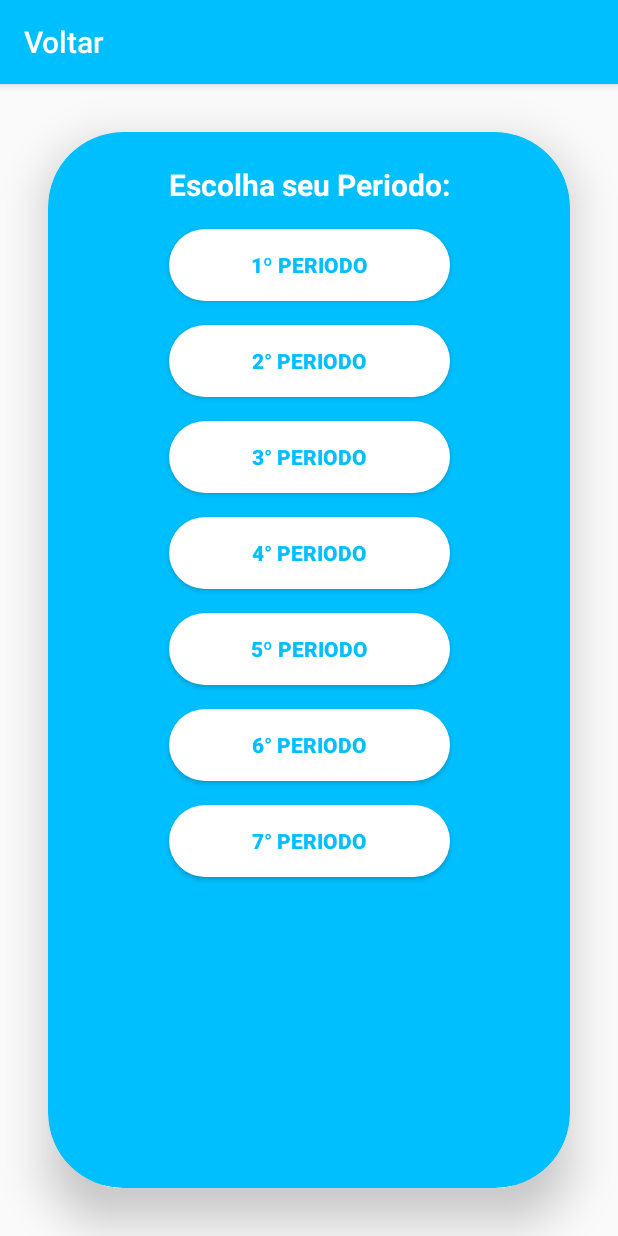
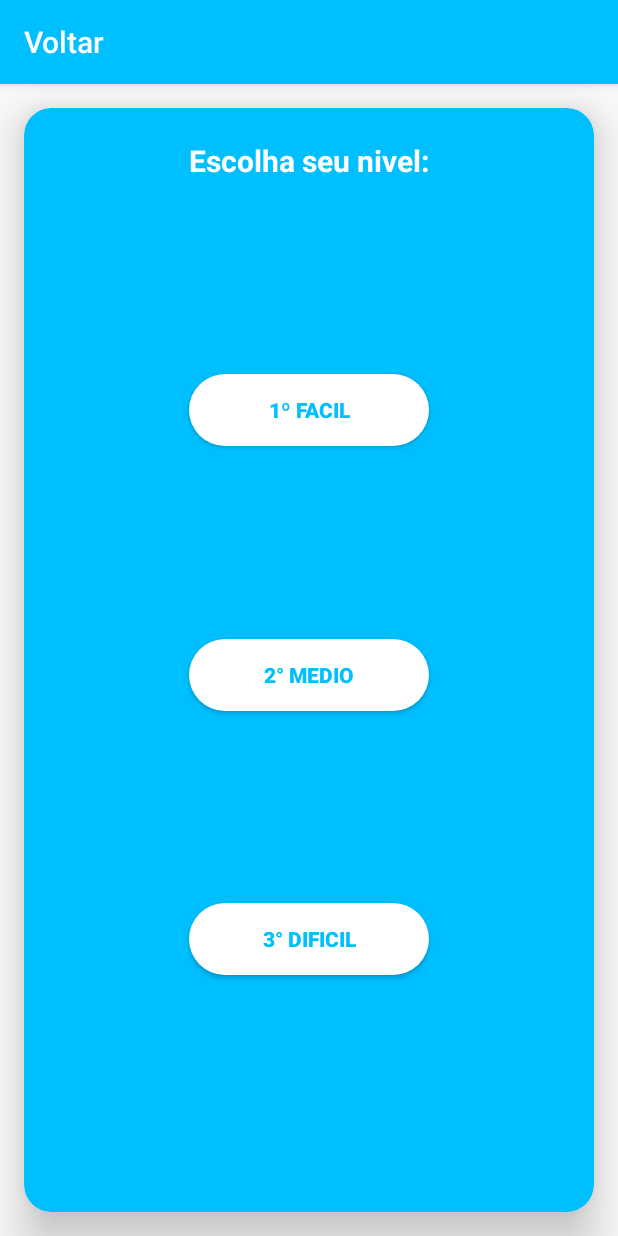
Before and after one commit to viniciussk888/Quiz, an Android app: the EscolherPeriodo screen opened directly, with no data from a screen before it, on a phone screen of 412 x 824 dp. Run offline under Robolectric (Android 15) with nearby library versions, the phone set to English and light mode, and no system bars.

Commit message:
Nao girar as telas, trocado periodo por Nivel

```diff
--- a/app/src/main/AndroidManifest.xml
+++ b/app/src/main/AndroidManifest.xml
@@ -3,6 +3,7 @@
     package="com.example.whychat">
 
     <uses-permission android:name="android.permission.READ_EXTERNAL_STORAGE"/>
+    <uses-permission android:name="android.permission.VIBRATE"/>
 
     <application
         android:allowBackup="true"
--- a/app/src/main/java/com/example/whychat/AdapterHistorico.java
+++ b/app/src/main/java/com/example/whychat/AdapterHistorico.java
@@ -51,8 +51,8 @@ public class AdapterHistorico extends BaseAdapter {
                 view.findViewById(R.id.itemAcertos);
 
         acertos.setText("Quantidade Acertos: "+historico.getAcertos());
-        pontos.setText("Pontos ganhos: "+historico.getPontuacao());
-        periodo.setText(historico.getPeriodo()+" Periodo");
+        pontos.setText("Pontuação: "+historico.getPontuacao());
+        periodo.setText(historico.getPeriodo());
 
         return view;
     }
--- a/app/src/main/java/com/example/whychat/ContatoActivity.java
+++ b/app/src/main/java/com/example/whychat/ContatoActivity.java
@@ -1,5 +1,6 @@
 package com.example.whychat;
 
+import android.content.pm.ActivityInfo;
 import android.support.annotation.NonNull;
 import android.support.annotation.Nullable;
 import android.support.v7.app.AppCompatActivity;
@@ -30,6 +31,7 @@ public class ContatoActivity extends AppCompatActivity {
     protected void onCreate(Bundle savedInstanceState) {
         super.onCreate(savedInstanceState);
         setContentView(R.layout.activity_contato);
+        this.setRequestedOrientation(ActivityInfo.SCREEN_ORIENTATION_PORTRAIT);
 
         RecyclerView rv = findViewById(R.id.recycler);
 
--- a/app/src/main/java/com/example/whychat/EditarUsuarioActivity.java
+++ b/app/src/main/java/com/example/whychat/EditarUsuarioActivity.java
@@ -2,6 +2,7 @@ package com.example.whychat;
 
 import android.content.DialogInterface;
 import android.content.Intent;
+import android.content.pm.ActivityInfo;
 import android.support.annotation.NonNull;
 import android.support.v7.app.AlertDialog;
 import android.support.v7.app.AppCompatActivity;
@@ -38,6 +39,8 @@ public class EditarUsuarioActivity extends AppCompatActivity {
     protected void onCreate(Bundle savedInstanceState) {
         super.onCreate(savedInstanceState);
         setContentView(R.layout.activity_editar_usuario);
+        this.setRequestedOrientation(ActivityInfo.SCREEN_ORIENTATION_PORTRAIT);
+
         mbtnSalvar = findViewById(R.id.btnSalvar);
         mbtnDeletarUser = findViewById(R.id.btnDeletarUser);
         mNomeUser = findViewById(R.id.txtNomeUser);
--- a/app/src/main/java/com/example/whychat/EscolherPeriodo.java
+++ b/app/src/main/java/com/example/whychat/EscolherPeriodo.java
@@ -11,10 +11,6 @@ public class EscolherPeriodo extends AppCompatActivity {
     private Button mBtnPeriodo1;
     private Button mBtnPeriodo2;
     private Button mBtnPeriodo3;
-    private Button mBtnPeriodo4;
-    private Button mBtnPeriodo5;
-    private Button mBtnPeriodo6;
-    private Button mBtnPeriodo7;
 
     @Override
     protected void onCreate(Bundle savedInstanceState) {
@@ -25,10 +21,6 @@ public class EscolherPeriodo extends AppCompatActivity {
         mBtnPeriodo1 = findViewById(R.id.btnPeriodo1);
         mBtnPeriodo2 = findViewById(R.id.btnPeriodo2);
         mBtnPeriodo3 = findViewById(R.id.btnPeriodo3);
-        mBtnPeriodo4 = findViewById(R.id.btnPeriodo4);
-        mBtnPeriodo5 = findViewById(R.id.btnPeriodo5);
-        mBtnPeriodo6 = findViewById(R.id.btnPeriodo6);
-        mBtnPeriodo7 = findViewById(R.id.btnPeriodo7);
 
         Intent it = getIntent();
         final String score = it.getStringExtra("score");
@@ -37,7 +29,7 @@ public class EscolherPeriodo extends AppCompatActivity {
             @Override
             public void onClick(View v) {
                 Intent intent = new Intent(EscolherPeriodo.this, QuizzActivity.class);
-                intent.putExtra("periodo","1");
+                intent.putExtra("periodo","Facil");
                 intent.putExtra("score",score);
                 intent.setFlags(Intent.FLAG_ACTIVITY_CLEAR_TASK | Intent.FLAG_ACTIVITY_NEW_TASK);
                 startActivity(intent);
@@ -47,7 +39,7 @@ public class EscolherPeriodo extends AppCompatActivity {
             @Override
             public void onClick(View v) {
                 Intent intent = new Intent(EscolherPeriodo.this, QuizzActivity.class);
-                intent.putExtra("periodo","2");
+                intent.putExtra("periodo","Medio");
                 intent.putExtra("score",score);
                 intent.setFlags(Intent.FLAG_ACTIVITY_CLEAR_TASK | Intent.FLAG_ACTIVITY_NEW_TASK);
                 startActivity(intent);
@@ -57,51 +49,12 @@ public class EscolherPeriodo extends AppCompatActivity {
             @Override
             public void onClick(View v) {
                 Intent intent = new Intent(EscolherPeriodo.this, QuizzActivity.class);
-                intent.putExtra("periodo","3");
+                intent.putExtra("periodo","Dificil");
                 intent.putExtra("score",score);
                 intent.setFlags(Intent.FLAG_ACTIVITY_CLEAR_TASK | Intent.FLAG_ACTIVITY_NEW_TASK);
                 startActivity(intent);
             }
         });
-        mBtnPeriodo4.setOnClickListener(new View.OnClickListener() {
-            @Override
-            public void onClick(View v) {
-                Intent intent = new Intent(EscolherPeriodo.this, QuizzActivity.class);
-                intent.putExtra("periodo","4");
-                intent.putExtra("score",score);
-                intent.setFlags(Intent.FLAG_ACTIVITY_CLEAR_TASK | Intent.FLAG_ACTIVITY_NEW_TASK);
-                startActivity(intent);
-            }
-        });
-        mBtnPeriodo5.setOnClickListener(new View.OnClickListener() {
-            @Override
-            public void onClick(View v) {
-                Intent intent = new Intent(EscolherPeriodo.this, QuizzActivity.class);
-                intent.putExtra("periodo","5");
-                intent.putExtra("score",score);
-                intent.setFlags(Intent.FLAG_ACTIVITY_CLEAR_TASK | Intent.FLAG_ACTIVITY_NEW_TASK);
-                startActivity(intent);
-            }
-        });
-        mBtnPeriodo6.setOnClickListener(new View.OnClickListener() {
-            @Override
-            public void onClick(View v) {
-                Intent intent = new Intent(EscolherPeriodo.this, QuizzActivity.class);
-                intent.putExtra("periodo","6");
-                intent.putExtra("score",score);
-                intent.setFlags(Intent.FLAG_ACTIVITY_CLEAR_TASK | Intent.FLAG_ACTIVITY_NEW_TASK);
-                startActivity(intent);
-            }
-        });
-        mBtnPeriodo7.setOnClickListener(new View.OnClickListener() {
-            @Override
-            public void onClick(View v) {
-                Intent intent = new Intent(EscolherPeriodo.this, QuizzActivity.class);
-                intent.putExtra("periodo","7");
-                intent.putExtra("score",score);
-                intent.setFlags(Intent.FLAG_ACTIVITY_CLEAR_TASK | Intent.FLAG_ACTIVITY_NEW_TASK);
-                startActivity(intent);
-            }
-        });
+
     }
 }
--- a/app/src/main/java/com/example/whychat/HistoricoActicity.java
+++ b/app/src/main/java/com/example/whychat/HistoricoActicity.java
@@ -2,6 +2,7 @@ package com.example.whychat;
 
 import android.arch.lifecycle.LiveData;
 import android.arch.lifecycle.Observer;
+import android.content.pm.ActivityInfo;
 import android.support.annotation.Nullable;
 import android.support.v7.app.AppCompatActivity;
 import android.os.Bundle;
@@ -25,6 +26,8 @@ public class HistoricoActicity extends AppCompatActivity {
     protected void onCreate(Bundle savedInstanceState) {
         super.onCreate(savedInstanceState);
         setContentView(R.layout.activity_historico_acticity);
+        this.setRequestedOrientation(ActivityInfo.SCREEN_ORIENTATION_PORTRAIT);
+
         btnLimpar = findViewById(R.id.bntLimpar);
 
         listaDeHistorico = (ListView) findViewById(R.id.ListViewHistorico);
--- a/app/src/main/java/com/example/whychat/MainActivity.java
+++ b/app/src/main/java/com/example/whychat/MainActivity.java
@@ -1,6 +1,7 @@
 package com.example.whychat;
 
 import android.content.Intent;
+import android.content.pm.ActivityInfo;
 import android.support.annotation.NonNull;
 import android.support.v7.app.AppCompatActivity;
 import android.os.Bundle;
@@ -32,6 +33,7 @@ public class MainActivity extends AppCompatActivity {
     protected void onCreate(Bundle savedInstanceState) {
         super.onCreate(savedInstanceState);
         setContentView(R.layout.activity_main);
+        this.setRequestedOrientation(ActivityInfo.SCREEN_ORIENTATION_PORTRAIT);
 
         mEditEmail = findViewById(R.id.editEmail);
         mEditSenha = findViewById(R.id.editSenha);
--- a/app/src/main/java/com/example/whychat/RegistroActivity.java
+++ b/app/src/main/java/com/example/whychat/RegistroActivity.java
@@ -1,6 +1,7 @@
 package com.example.whychat;
 
 import android.content.Intent;
+import android.content.pm.ActivityInfo;
 import android.graphics.Bitmap;
 import android.graphics.drawable.BitmapDrawable;
 import android.net.Uri;
@@ -47,6 +48,7 @@ public class RegistroActivity extends AppCompatActivity {
     protected void onCreate(Bundle savedInstanceState) {
         super.onCreate(savedInstanceState);
         setContentView(R.layout.activity_registro);
+        this.setRequestedOrientation(ActivityInfo.SCREEN_ORIENTATION_PORTRAIT);
 
         mEditnome = findViewById(R.id.editNome);
         mEditEmail = findViewById(R.id.editEmail);
@@ -103,6 +105,7 @@ public class RegistroActivity extends AppCompatActivity {
 
         if(email == null || email.isEmpty() || senha == null || senha.isEmpty() || nome == null || nome.isEmpty()){
             Toast.makeText(this,"Nome, Email e Senha devem ser preenchidos!",Toast.LENGTH_LONG).show();
+            mProgressBarReg.setVisibility(View.INVISIBLE);
             return;
         }
         FirebaseAuth.getInstance().createUserWithEmailAndPassword(email,senha)
--- a/app/src/main/res/layout/activity_escolher_periodo.xml
+++ b/app/src/main/res/layout/activity_escolher_periodo.xml
@@ -10,20 +10,20 @@
         android:id="@+id/CardEscolherP"
         android:layout_width="0dp"
         android:layout_height="0dp"
-        android:layout_marginStart="32dp"
-        android:layout_marginLeft="32dp"
-        android:layout_marginTop="32dp"
-        android:layout_marginEnd="32dp"
-        android:layout_marginRight="32dp"
-        android:layout_marginBottom="32dp"
+        android:layout_marginStart="16dp"
+        android:layout_marginLeft="16dp"
+        android:layout_marginTop="16dp"
+        android:layout_marginEnd="16dp"
+        android:layout_marginRight="16dp"
+        android:layout_marginBottom="16dp"
         app:cardBackgroundColor="@color/purpuraLara"
-        app:cardCornerRadius="50dp"
+        app:cardCornerRadius="18dp"
         app:cardElevation="18dp"
         app:contentPadding="5dp"
         app:layout_constraintBottom_toBottomOf="parent"
         app:layout_constraintEnd_toEndOf="parent"
         app:layout_constraintStart_toStartOf="parent"
-        app:layout_constraintTop_toTopOf="parent" >
+        app:layout_constraintTop_toTopOf="parent">
 
         <android.support.constraint.ConstraintLayout
             android:layout_width="match_parent"
@@ -38,7 +38,7 @@
                 android:layout_marginTop="16dp"
                 android:layout_marginEnd="8dp"
                 android:layout_marginRight="8dp"
-                android:text="Escolha seu Periodo:"
+                android:text="Escolha seu nivel:"
                 android:textColor="@android:color/white"
                 android:textSize="20sp"
                 android:textStyle="bold"
@@ -50,12 +50,14 @@
                 android:id="@+id/btnPeriodo1"
                 android:layout_width="0dp"
                 android:layout_height="wrap_content"
-                android:layout_marginTop="16dp"
+                android:layout_marginTop="8dp"
                 android:background="@drawable/bg_botao_periodos"
-                android:text="1º Periodo"
+                android:text="1º FACIL"
+                android:textColor="@color/purpuraLara"
                 android:textStyle="bold"
-                android:textColor="@color/purpuraLara"
+                app:layout_constraintBottom_toTopOf="@+id/btnPeriodo2"
                 app:layout_constraintEnd_toEndOf="@+id/textView2"
+                app:layout_constraintHorizontal_bias="0.5"
                 app:layout_constraintStart_toStartOf="@+id/textView2"
                 app:layout_constraintTop_toBottomOf="@+id/textView2" />
 
@@ -63,12 +65,14 @@
                 android:id="@+id/btnPeriodo2"
                 android:layout_width="0dp"
                 android:layout_height="wrap_content"
-                android:layout_marginTop="16dp"
+                android:layout_marginTop="8dp"
                 android:background="@drawable/bg_botao_periodos"
-                android:text="2° Periodo"
+                android:text="2° MEDIO"
+                android:textColor="@color/purpuraLara"
                 android:textStyle="bold"
-                android:textColor="@color/purpuraLara"
+                app:layout_constraintBottom_toTopOf="@+id/btnPeriodo3"
                 app:layout_constraintEnd_toEndOf="@+id/btnPeriodo1"
+                app:layout_constraintHorizontal_bias="0.5"
                 app:layout_constraintStart_toStartOf="@+id/btnPeriodo1"
                 app:layout_constraintTop_toBottomOf="@+id/btnPeriodo1" />
 
@@ -76,66 +80,18 @@
                 android:id="@+id/btnPeriodo3"
                 android:layout_width="0dp"
                 android:layout_height="wrap_content"
-                android:layout_marginTop="16dp"
+                android:layout_marginTop="8dp"
+                android:layout_marginBottom="32dp"
                 android:background="@drawable/bg_botao_periodos"
-                android:text="3° Periodo"
+                android:text="3° DIFICIL"
+                android:textColor="@color/purpuraLara"
                 android:textStyle="bold"
-                android:textColor="@color/purpuraLara"
+                app:layout_constraintBottom_toBottomOf="parent"
                 app:layout_constraintEnd_toEndOf="@+id/btnPeriodo2"
+                app:layout_constraintHorizontal_bias="0.5"
                 app:layout_constraintStart_toStartOf="@+id/btnPeriodo2"
                 app:layout_constraintTop_toBottomOf="@+id/btnPeriodo2" />
 
-            <Button
-                android:id="@+id/btnPeriodo4"
-                android:layout_width="0dp"
-                android:layout_height="wrap_content"
-                android:layout_marginTop="16dp"
-                android:background="@drawable/bg_botao_periodos"
-                android:text="4° Periodo"
-                android:textStyle="bold"
-                android:textColor="@color/purpuraLara"
-                app:layout_constraintEnd_toEndOf="@+id/btnPeriodo3"
-                app:layout_constraintStart_toStartOf="@+id/btnPeriodo3"
-                app:layout_constraintTop_toBottomOf="@+id/btnPeriodo3" />
-
-            <Button
-                android:id="@+id/btnPeriodo5"
-                android:layout_width="0dp"
-                android:layout_height="wrap_content"
-                android:layout_marginTop="16dp"
-                android:background="@drawable/bg_botao_periodos"
-                android:text="5º Periodo"
-                android:textStyle="bold"
-                android:textColor="@color/purpuraLara"
-                app:layout_constraintEnd_toEndOf="@+id/btnPeriodo4"
-                app:layout_constraintStart_toStartOf="@+id/btnPeriodo4"
-                app:layout_constraintTop_toBottomOf="@+id/btnPeriodo4" />
-
-            <Button
-                android:id="@+id/btnPeriodo6"
-                android:layout_width="0dp"
-                android:layout_height="wrap_content"
-                android:layout_marginTop="16dp"
-                android:background="@drawable/bg_botao_periodos"
-                android:text="6° Periodo"
-                android:textStyle="bold"
-                android:textColor="@color/purpuraLara"
-                app:layout_constraintEnd_toEndOf="@+id/btnPeriodo5"
-                app:layout_constraintStart_toStartOf="@+id/btnPeriodo5"
-                app:layout_constraintTop_toBottomOf="@+id/btnPeriodo5" />
-
-            <Button
-                android:id="@+id/btnPeriodo7"
-                android:layout_width="0dp"
-                android:layout_height="wrap_content"
-                android:layout_marginTop="16dp"
-                android:background="@drawable/bg_botao_periodos"
-                android:text="7° Periodo"
-                android:textStyle="bold"
-                android:textColor="@color/purpuraLara"
-                app:layout_constraintEnd_toEndOf="@+id/btnPeriodo6"
-                app:layout_constraintStart_toStartOf="@+id/btnPeriodo6"
-                app:layout_constraintTop_toBottomOf="@+id/btnPeriodo6" />
         </android.support.constraint.ConstraintLayout>
     </android.support.v7.widget.CardView>
 </android.support.constraint.ConstraintLayout>
--- a/app/src/main/res/values/strings.xml
+++ b/app/src/main/res/values/strings.xml
@@ -1,6 +1,6 @@
 <resources>
     <string name="app_name">QuizSI</string>
     <string name="email_mensagem">Email</string>
-    <string name="senha_mensagem">Senha(Acima 6 caracteres)</string>
+    <string name="senha_mensagem">Senha</string>
     <string name="botao_login">Logar</string>
 </resources>
```
Also changed, not shown: app/src/main/java/com/example/whychat/FimQuizzActivity.java (+4 -14 lines), app/src/main/java/com/example/whychat/QuizzActivity.java (+22 -9 lines), app/src/main/res/layout/activity_como_funciona.xml (+12 -13 lines), app/src/main/res/layout/activity_fim_quizz.xml (+2 -21 lines).
